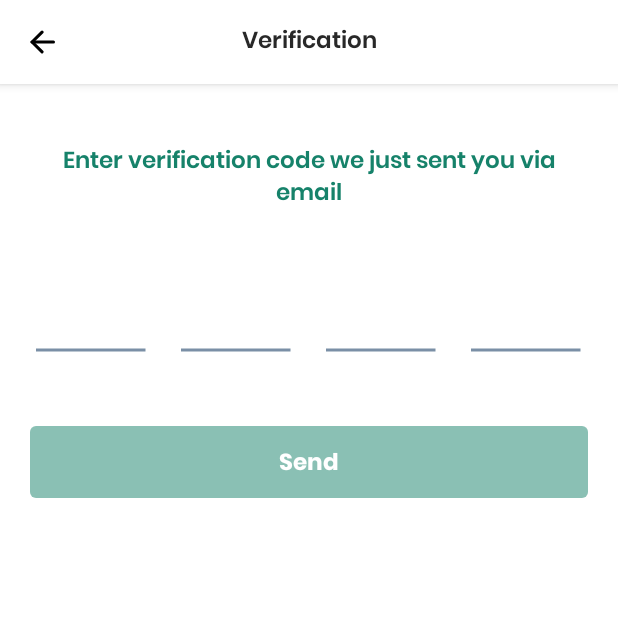
After one commit to mikeds/UM20004-bpayclient, an Android app: the VerificationActivity screen opened directly, with no data from a screen before it, on a phone screen of 412 x 824 dp, the top half of it. The commit adds this screen. Run offline under Robolectric (Android 15) with nearby library versions, the phone set to English and light mode, and no system bars; our stand-ins replace Dagger/Hilt's generated code, Timber; network calls fail.

Commit message:
Added Verification UI Screen

```diff
--- a/bambupay/src/main/AndroidManifest.xml
+++ b/bambupay/src/main/AndroidManifest.xml
@@ -64,6 +64,10 @@
             android:name=".view.activity.TransactionDetailsActivity"
             android:screenOrientation="portrait"
             android:theme="@style/AppTheme.NoActionBar" />
+        <activity
+            android:name=".view.activity.VerificationActivity"
+            android:screenOrientation="portrait"
+            android:theme="@style/AppTheme.NoActionBar" />
     </application>
 
 </manifest>
--- a/bambupay/src/main/java/com/uxi/bambupay/di/module/ActivityModule.kt
+++ b/bambupay/src/main/java/com/uxi/bambupay/di/module/ActivityModule.kt
@@ -39,4 +39,7 @@ abstract class ActivityModule {
     @ContributesAndroidInjector()
     internal abstract fun contributeTransactionHistoryActivity(): TransactionHistoryActivity
 
+    @ContributesAndroidInjector()
+    internal abstract fun contributeVerificationActivity(): VerificationActivity
+
 }
--- /dev/null
+++ b/bambupay/src/main/java/com/uxi/bambupay/view/activity/VerificationActivity.kt
@@ -0,0 +1,78 @@
+package com.uxi.bambupay.view.activity
+
+import android.os.Bundle
+import android.text.Editable
+import android.text.TextWatcher
+import android.util.Log
+import android.view.MenuItem
+import com.uxi.bambupay.R
+import kotlinx.android.synthetic.main.app_toolbar.*
+import kotlinx.android.synthetic.main.content_verification.*
+
+/**
+ * Created by Eraño Payawal on 7/12/20.
+ * hunterxer31@gmail.com
+ */
+class VerificationActivity : BaseActivity() {
+
+    override fun onCreate(savedInstanceState: Bundle?) {
+        super.onCreate(savedInstanceState)
+        setupToolbar()
+        events()
+    }
+
+    override fun getLayoutId() = R.layout.activity_verification
+
+    override fun finish() {
+        super.finish()
+        overridePendingTransition(R.anim.from_left_in, R.anim.from_right_out)
+    }
+
+    override fun onBackPressed() {
+        finish()
+    }
+
+    override fun onOptionsItemSelected(item: MenuItem): Boolean {
+        when (item.itemId) {
+            android.R.id.home -> {
+                onBackPressed()
+                return true
+            }
+        }
+        return super.onOptionsItemSelected(item)
+    }
+
+    private fun setupToolbar() {
+        setSupportActionBar(toolbar)
+        tv_toolbar_title?.text = getString(R.string.verification)
+        supportActionBar?.setDisplayHomeAsUpEnabled(true)
+        supportActionBar?.setDisplayShowTitleEnabled(false)
+        supportActionBar?.setHomeAsUpIndicator(R.drawable.ic_back)
+    }
+
+    private fun events() {
+        pin_view.addTextChangedListener(object : TextWatcher {
+            override fun beforeTextChanged(s: CharSequence, start: Int, count: Int, after: Int) {
+            }
+
+            override fun onTextChanged(s: CharSequence, start: Int, before: Int, count: Int) {
+            }
+
+            override fun afterTextChanged(s: Editable) {
+                val source = s.toString()
+                val length = source.length
+                if (length == 4) {
+                    btn_send.alpha = 1f
+                    btn_send.isEnabled = true
+                } else {
+                    btn_send.alpha = 0.5f
+                    btn_send.isEnabled = false
+                }
+            }
+        })
+
+        btn_send.setOnClickListener {
+            Log.e("DEBUG", "verification send!")
+        }
+    }
+}
--- /dev/null
+++ b/bambupay/src/main/java/com/uxi/bambupay/view/widget/PinTextView.kt
@@ -0,0 +1,169 @@
+package com.uxi.bambupay.view.widget
+
+import android.content.Context
+import android.graphics.Canvas
+import android.graphics.Paint
+import android.util.AttributeSet
+import android.view.ActionMode
+import android.view.Menu
+import android.view.MenuItem
+import androidx.appcompat.widget.AppCompatEditText
+import com.uxi.bambupay.R
+
+/**
+ * Created by Eraño Payawal on 7/12/20.
+ * hunterxer31@gmail.com
+ */
+class PinTextView(context: Context, attrs: AttributeSet): AppCompatEditText(context, attrs) {
+
+    private var mSpace = 24f //24 dp by default, space between the lines
+    private var mCharSize = 0f
+    private var mNumChars = 4f
+    private var mLineSpacing = 8f //8dp by default, height of the text from our lines
+    private var mMaxLength = 4
+    private var mClickListener: OnClickListener? = null
+    private var mLineStroke = 2f //1dp by default
+    private var mLineStrokeSelected = 2f //2dp by default
+    private var mLinesPaint: Paint? = null
+    private var mContext: Context? = null
+
+    init {
+        val attributes = context.obtainStyledAttributes(attrs, R.styleable.PinTextView)
+
+        mContext = context
+        val multi = context.resources.displayMetrics.density
+        mLineStroke = multi * mLineStroke
+        mLineStrokeSelected = multi * mLineStrokeSelected
+        mLinesPaint = Paint(paint)
+        mLinesPaint!!.strokeWidth = mLineStroke
+        setBackgroundResource(0)
+        mSpace = multi * mSpace //convert to pixels for our density
+        mLineSpacing = multi * mLineSpacing //convert to pixels for our density
+        mMaxLength = attrs.getAttributeIntValue(XML_NAMESPACE_ANDROID, "maxLength", 4)
+        mNumChars = mMaxLength.toFloat()
+
+        //Disable copy paste
+        super.setCustomSelectionActionModeCallback(object : ActionMode.Callback {
+            override fun onCreateActionMode(
+                mode: ActionMode,
+                menu: Menu
+            ): Boolean {
+                return false
+            }
+
+            override fun onPrepareActionMode(
+                mode: ActionMode,
+                menu: Menu
+            ): Boolean {
+                return false
+            }
+
+            override fun onActionItemClicked(
+                mode: ActionMode,
+                item: MenuItem
+            ): Boolean {
+                return false
+            }
+
+            override fun onDestroyActionMode(mode: ActionMode) {}
+        })
+        // When tapped, move cursor to end of text.
+        super.setOnClickListener { v ->
+            setSelection(text!!.length)
+            if (mClickListener != null) {
+                mClickListener!!.onClick(v)
+            }
+        }
+
+        attributes.recycle()
+    }
+
+    override fun setOnClickListener(l: OnClickListener?) {
+        mClickListener = l
+    }
+
+    override fun setCustomSelectionActionModeCallback(actionModeCallback: ActionMode.Callback) {
+        throw RuntimeException("setCustomSelectionActionModeCallback() not supported.")
+    }
+
+    override fun onDraw(canvas: Canvas?) {
+        val availableWidth = width - paddingRight - paddingLeft
+        mCharSize = if (mSpace < 0) {
+            availableWidth / (mNumChars * 2 - 1)
+        } else {
+            (availableWidth - mSpace * (mNumChars - 1)) / mNumChars
+        }
+        var startX = paddingLeft
+        val bottom = height - paddingBottom
+
+        //Text Width
+        val text = text
+        val textLength = text!!.length
+        val textWidths = FloatArray(textLength)
+        paint.getTextWidths(getText(), 0, textLength, textWidths)
+        paint.color = mContext!!.resources.getColor(R.color.black) // Change the TextColor
+        var i = 0
+        while (i < mNumChars) {
+            updateColorForLines(i == textLength, textLength, i)
+            canvas?.drawLine(
+                startX.toFloat(),
+                bottom.toFloat(),
+                startX + mCharSize,
+                bottom.toFloat(),
+                mLinesPaint!!
+            )
+            if (getText()!!.length > i) {
+                val middle = startX + mCharSize / 2
+                canvas?.drawText(
+                    text,
+                    i,
+                    i + 1,
+                    middle - textWidths[0] / 2,
+                    bottom - mLineSpacing,
+                    paint
+                )
+            }
+            if (mSpace < 0) {
+                startX += mCharSize.toInt() * 2
+            } else {
+                startX += mCharSize.toInt() + mSpace.toInt()
+            }
+            i++
+        }
+    }
+
+    /**
+     * @param isCurrent Is the current char the next character to be input?
+     */
+    private fun updateColorForLines(
+        isCurrent: Boolean,
+        textLength: Int,
+        index: Int
+    ) {
+        if (isFocused) {
+            mLinesPaint!!.strokeWidth = mLineStrokeSelected
+            mLinesPaint!!.color = mContext!!.resources.getColor(R.color.ash_grey)
+            if (isCurrent) {
+                mLinesPaint!!.color = mContext!!.resources.getColor(R.color.ash_grey)
+            } else {
+                if (index == 0 && textLength > 0) {
+                    mLinesPaint!!.color = mContext!!.resources.getColor(R.color.colorPrimaryDark)
+                } else if (index == 1 && textLength > 1) {
+                    mLinesPaint!!.color = mContext!!.resources.getColor(R.color.colorPrimaryDark)
+                } else if (index == 2 && textLength > 2) {
+                    mLinesPaint!!.color = mContext!!.resources.getColor(R.color.colorPrimaryDark)
+                } else if (index == 3 && textLength > 3) {
+                    mLinesPaint!!.color = mContext!!.resources.getColor(R.color.colorPrimaryDark)
+                }
+            }
+        } else {
+            mLinesPaint!!.strokeWidth = mLineStroke
+            mLinesPaint!!.color = mContext!!.resources.getColor(R.color.ash_grey)
+        }
+    }
+
+    companion object {
+        const val XML_NAMESPACE_ANDROID = "http://schemas.android.com/apk/res/android"
+    }
+
+}
--- /dev/null
+++ b/bambupay/src/main/res/layout/activity_verification.xml
@@ -0,0 +1,13 @@
+<?xml version="1.0" encoding="utf-8"?>
+<LinearLayout xmlns:android="http://schemas.android.com/apk/res/android"
+    xmlns:tools="http://schemas.android.com/tools"
+    android:layout_width="match_parent"
+    android:layout_height="match_parent"
+    android:orientation="vertical"
+    tools:context=".view.activity.VerificationActivity">
+
+    <include layout="@layout/app_toolbar" />
+
+    <include layout="@layout/content_verification" />
+
+</LinearLayout>
--- /dev/null
+++ b/bambupay/src/main/res/layout/content_verification.xml
@@ -0,0 +1,59 @@
+<?xml version="1.0" encoding="utf-8"?>
+<androidx.core.widget.NestedScrollView xmlns:android="http://schemas.android.com/apk/res/android"
+    xmlns:app="http://schemas.android.com/apk/res-auto"
+    xmlns:tools="http://schemas.android.com/tools"
+    android:layout_width="match_parent"
+    android:layout_height="match_parent"
+    android:orientation="vertical"
+    android:padding="@dimen/activity_horizontal_margin"
+    app:layout_behavior="@string/appbar_scrolling_view_behavior"
+    tools:context=".view.activity.VerificationActivity"
+    tools:showIn="@layout/activity_verification">
+
+    <LinearLayout
+        android:layout_width="match_parent"
+        android:layout_height="wrap_content"
+        android:orientation="vertical">
+
+        <TextView
+            style="@style/TextViewSmallBody.SemiBold"
+            android:layout_width="wrap_content"
+            android:layout_height="wrap_content"
+            android:layout_gravity="center"
+            android:layout_marginStart="@dimen/activity_horizontal_margin"
+            android:layout_marginTop="@dimen/activity_horizontal_margin"
+            android:layout_marginEnd="@dimen/activity_horizontal_margin"
+            android:gravity="center"
+            android:text="@string/verification_title"
+            android:textColor="@color/green" />
+
+        <com.uxi.bambupay.view.widget.PinTextView
+            android:id="@+id/pin_view"
+            android:layout_width="match_parent"
+            android:layout_height="wrap_content"
+            android:cursorVisible="false"
+            android:digits="1234567890"
+            android:fontFamily="@font/poppins_semibold"
+            android:inputType="number"
+            android:maxLength="4"
+            android:singleLine="true"
+            android:textColor="@color/colorPrimary"
+            android:textIsSelectable="false"
+            android:textSize="50sp" />
+
+        <Button
+            android:id="@+id/btn_send"
+            style="@style/TextViewSmallBody.Bold"
+            android:layout_width="match_parent"
+            android:layout_height="wrap_content"
+            android:layout_marginTop="40dp"
+            android:alpha="0.5"
+            android:background="@drawable/bg_rounded_green"
+            android:enabled="false"
+            android:text="@string/send"
+            android:textAllCaps="false"
+            android:textColor="@android:color/white" />
+
+    </LinearLayout>
+
+</androidx.core.widget.NestedScrollView>
--- /dev/null
+++ b/bambupay/src/main/res/values/attrs.xml
@@ -0,0 +1,4 @@
+<?xml version="1.0" encoding="utf-8"?>
+<resources>
+    <declare-styleable name="PinTextView"/>
+</resources>
--- a/bambupay/src/main/res/values/colors.xml
+++ b/bambupay/src/main/res/values/colors.xml
@@ -13,4 +13,5 @@
     <color name="grey">#989898</color>
     <color name="div">#337A8FA6</color>
     <color name="red">#B53C5D</color>
+    <color name="ash_grey">#7A8FA6</color>
 </resources>
--- a/bambupay/src/main/res/values/strings.xml
+++ b/bambupay/src/main/res/values/strings.xml
@@ -79,4 +79,7 @@
     <string name="page2">Manage payments</string>
     <string name="page3">High level security</string>
     <string name="page_demo">Neque porro quisquam est qui dolorem ipsum quia dolor sit amet, consectetur, adipisci velit...</string>
+
+    <string name="verification_title">Enter verification code we just sent you via email</string>
+    <string name="verification">Verification</string>
 </resources>
```
Also changed, not shown: bambupay/src/main/java/com/uxi/bambupay/view/activity/RegisterActivity.kt (+11 -1 lines), bambupay/src/main/res/layout/content_register.xml (+4 -4 lines).
